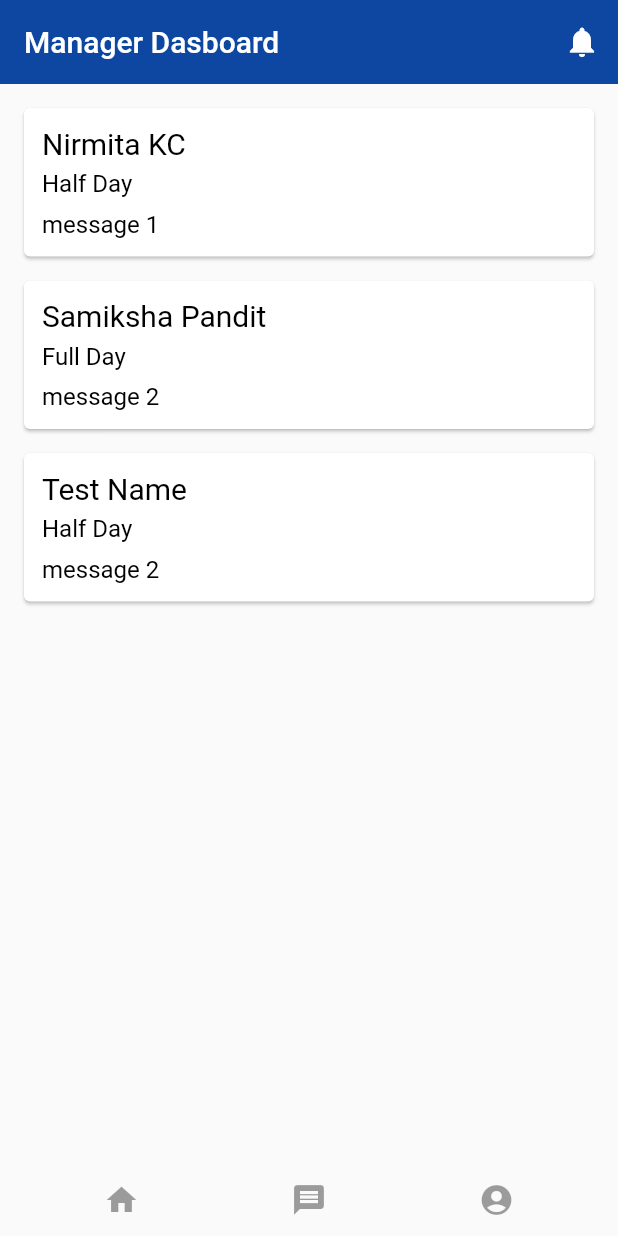
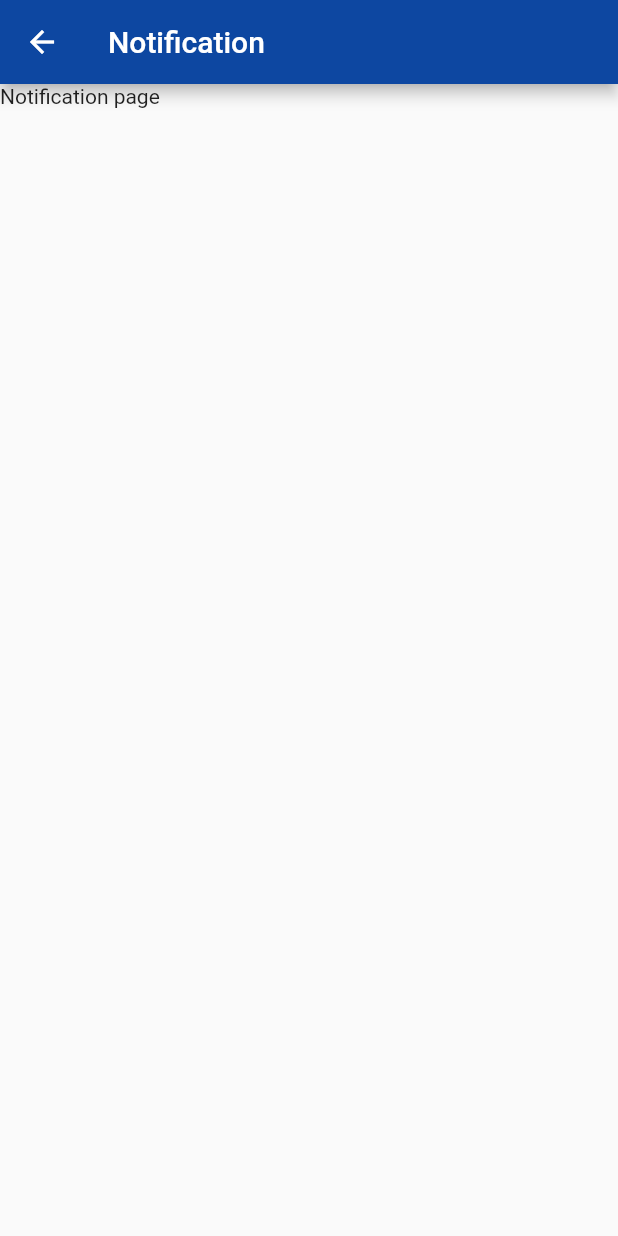
Before and after one commit to Nirmita931/Flutter_Practice, a Flutter app: the screen it shows after launch, after a tap on the "notifications" icon, on a phone screen of 412 x 824 dp. Run offline on Flutter 3.47's test engine with Material 2 defaults, Android fonts, the phone set to English and light mode, and no system bars.

Commit message:
Leave management system

```diff
--- a/lib/all_screen/home.dart
+++ b/lib/all_screen/home.dart
@@ -1,31 +1,18 @@
 import 'package:flutter/material.dart';
-
-import 'dashboard.dart';
+import 'package:leave_management_system/all_screen/manager_notification.dart';
 import 'manager_dashboard.dart';
 
 void main() => runApp(MaterialApp(
   home: Home(),
 ));
 
-class Home extends StatefulWidget {
-  @override
-  _DashboardState createState() => _DashboardState();
-}
-
-class _DashboardState extends State<Home> {
-
-  List<Dashboard> leaveDetail = [
-    Dashboard(employeeName: 'Nirmita KC', leaveType: 'Half Day', detail : 'message 1'),
-    Dashboard(employeeName: 'Samiksha Pandit', leaveType: 'Full Day', detail : 'message 2'),
-    Dashboard(employeeName: 'Test Name', leaveType: 'Half Day', detail : 'message 2')
-  ];
-
+class Home extends StatelessWidget {
   @override
   Widget build(BuildContext context) {
     return Scaffold(
       appBar: AppBar(
         backgroundColor: Colors.blue[900],
-        title: Text('Manager Dasboard'),
+        title: Text('Welcome Manager 01'),
         elevation: 0,
         actions: <Widget>[
           IconButton(
@@ -34,16 +21,13 @@ class _DashboardState extends State<Home> {
               color: Colors.white,
             ),
             onPressed: () {
-              // do something
+              Navigator.push(context, MaterialPageRoute(builder: (context) => (notification())),
+              );
             },
           )
         ],
       ),
-      body: Column(
-        children: leaveDetail.map ((dashboard) => ManagerDashboard(
-          dashboard : dashboard,
-        )).toList(),
-      ),
+      body: ManagerDashboard(),
       bottomNavigationBar: new Row(
         mainAxisAlignment: MainAxisAlignment.spaceEvenly,
         children: <Widget> [
--- a/lib/all_screen/manager_dashboard.dart
+++ b/lib/all_screen/manager_dashboard.dart
@@ -1,45 +1,122 @@
 import 'package:flutter/material.dart';
-import 'package:leave_management_system/all_screen/dashboard.dart';
 
 class ManagerDashboard extends StatelessWidget {
-
-  final Dashboard dashboard;
-  ManagerDashboard({this.dashboard});
-
   @override
   Widget build(BuildContext context) {
-    return Card(
-      margin: EdgeInsets.fromLTRB(16.0, 16.0, 16.0, 0.0),
+    return Scaffold(
+      body: new Stack(
+        children: <Widget>[
+          Padding(
+            padding: const EdgeInsets.all(8.0),
+            child: Center(
+              child: Container(
+                height: 150.0,
+                width: 300.0,
+                color: Colors.blueGrey[200],
+                margin: EdgeInsets.fromLTRB(0, 0, 0, 370),
                 child: Padding(
-        padding: const EdgeInsets.all(12.0),
-        child: Column(
-          crossAxisAlignment: CrossAxisAlignment.stretch,
-          children: <Widget> [
-            Text(
-              dashboard.employeeName,
+                  padding: const EdgeInsets.fromLTRB(20.0, 30.0, 0, 0),
+                  child: Text(
+                    'Hello World',
                     style: TextStyle(
-                fontSize: 20.0,
                       color: Colors.black,
+                      fontWeight: FontWeight.bold,
+                      fontSize: 18.0,
+                      letterSpacing: 1.0,
                     ),
                   ),
-            SizedBox(height: 6.0),
-            Text(
-              dashboard.leaveType,
-              style: TextStyle(
-                fontSize: 16.0,
-                color: Colors.black,
                 ),
               ),
-            SizedBox(height: 8.0),
-            Text(
-              dashboard.detail,
+            ),
+          ),
+          Padding(
+            padding: const EdgeInsets.all(8.0),
+            child: Center(
+              child: Container(
+                height: 150.0,
+                width: 300.0,
+                color: Colors.blueGrey[200],
+                margin: EdgeInsets.fromLTRB(0, 80, 0, 100),
+                child: Padding(
+                  padding: const EdgeInsets.fromLTRB(20.0, 30.0, 0, 0),
+                  child: Text(
+                    'Hello World',
                     style: TextStyle(
-                fontSize: 16.0,
                       color: Colors.black,
+                      fontWeight: FontWeight.bold,
+                      fontSize: 18.0,
+                      letterSpacing: 1.0,
+                    ),
+                  ),
+                ),
+              ),
+            ),
+          ),
+          Padding(
+            padding: const EdgeInsets.all(8.0),
+            child: Center(
+              child: Container(
+                height: 150.0,
+                width: 300.0,
+                color: Colors.blueGrey[200],
+                margin: EdgeInsets.fromLTRB(0, 330, 0, 0),
+                child: Padding(
+                  padding: const EdgeInsets.fromLTRB(20.0, 30.0, 0, 0),
+                  child: Text(
+                    'Hello World',
+                    style: TextStyle(
+                      color: Colors.black,
+                      fontWeight: FontWeight.bold,
+                      fontSize: 18.0,
+                      letterSpacing: 1.0,
+                    ),
+                  ),
+                ),
+              ),
+            ),
+          ),
+          Container(
+            height: 50.0,
+            width: 150.0,
+            margin: EdgeInsets.fromLTRB(200.0, 2, 0, 20),
+            child: FlatButton.icon(
+              color: Colors.orangeAccent,
+              onPressed: () {},
+              label: Text(
+                'Add Employee',
+              ),
+              icon: Icon(Icons.group_add),
+            ),
+          ),
+          Container(
+            height: 50.0,
+            width: 160.0,
+            margin: EdgeInsets.fromLTRB(190.0, 176, 0, 20),
+            child: FlatButton.icon(
+              color: Colors.orangeAccent,
+              onPressed: () {
+              },
+              label: Text(
+                'Update Leaves',
+              ),
+              icon: Icon(Icons.edit),
+            ),
+          ),
+          Container(
+            height: 50.0,
+            width: 160.0,
+            margin: EdgeInsets.fromLTRB(190.0, 349, 0, 20),
+            child: FlatButton.icon(
+              color: Colors.orangeAccent,
+              onPressed: () {},
+              label: Text(
+                'Update Leaves',
+              ),
+              icon: Icon(Icons.event),
             ),
           ),
         ],
-        ),
+        overflow: Overflow.visible,
       ),
     );
   }
--- /dev/null
+++ b/lib/all_screen/manager_notification.dart
@@ -0,0 +1,14 @@
+import 'package:flutter/material.dart';
+
+class notification extends StatelessWidget {
+  @override
+  Widget build(BuildContext context) {
+    return Scaffold(
+      appBar: AppBar(
+          backgroundColor: Colors.blue[900],
+          title: Text('Notification'),
+      ),
+      body: Text('Notification page'),
+    );
+  }
+}
--- a/lib/main.dart
+++ b/lib/main.dart
@@ -1,10 +1,10 @@
 import 'package:flutter/material.dart';
 import 'all_screen/home.dart';
-import 'all_screen/manager_dashboard.dart';
+import 'all_screen/manager_notification.dart';
 
 void main() => runApp(MaterialApp(
-    initialRoute: '/home',
+    initialRoute: '/',
     routes: {
-      '/home': (context) => Home(),
+      '/': (context) => Home(),
     }
 ));
```
Lines whose indentation alone changed are shown as unchanged.
